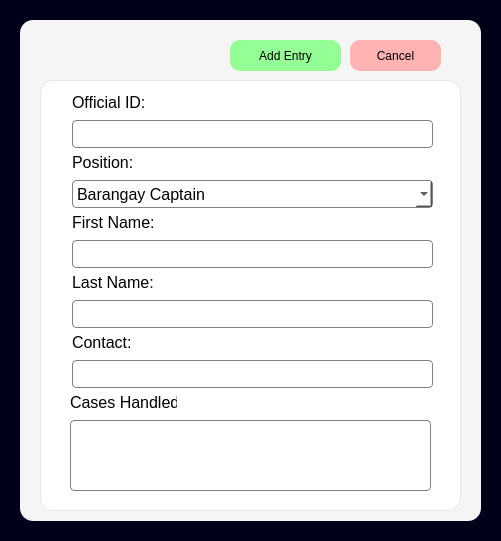
Old version of the form uifiles/addofficialui.ui in the repository mustafamclngn/CCC151-ComplaSys.
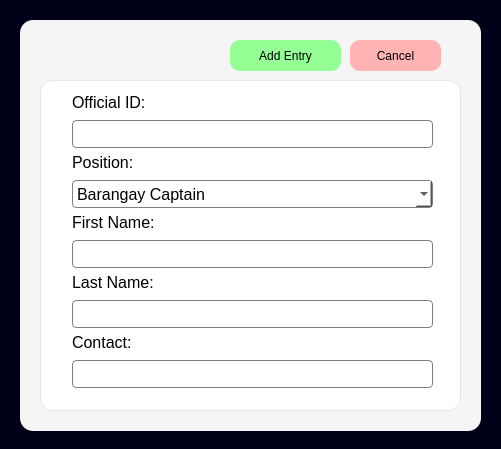
New version of the form. Icons and pictures are not drawn.

```diff
--- a/uifiles/addofficialui.ui
+++ b/uifiles/addofficialui.ui
@@ -7,7 +7,7 @@
     <x>0</x>
     <y>0</y>
     <width>501</width>
-    <height>541</height>
+    <height>449</height>
    </rect>
   </property>
   <property name="windowTitle">
@@ -22,7 +22,7 @@
      <x>20</x>
      <y>20</y>
      <width>461</width>
-     <height>501</height>
+     <height>411</height>
     </rect>
    </property>
    <property name="styleSheet">
@@ -41,7 +41,7 @@
       <x>20</x>
       <y>60</y>
       <width>421</width>
-      <height>431</height>
+      <height>331</height>
      </rect>
     </property>
     <property name="styleSheet">
@@ -295,49 +295,6 @@
       <string>Position:</string>
      </property>
     </widget>
-    <widget class="QLabel" name="label_address_3">
-     <property name="geometry">
-      <rect>
-       <x>30</x>
-       <y>310</y>
-       <width>107</width>
-       <height>24</height>
-      </rect>
-     </property>
-     <property name="font">
-      <font>
-       <pointsize>12</pointsize>
-      </font>
-     </property>
-     <property name="styleSheet">
-      <string notr="true">border: 0px</string>
-     </property>
-     <property name="text">
-      <string>Cases Handled:</string>
-     </property>
-    </widget>
-    <widget class="QTextEdit" name="addofficial_caseshandled_input">
-     <property name="geometry">
-      <rect>
-       <x>30</x>
-       <y>340</y>
-       <width>361</width>
-       <height>71</height>
-      </rect>
-     </property>
-     <property name="styleSheet">
-      <string notr="true">background-color: white;
-border: 1px solid grey;
-border-radius: 4px;</string>
-     </property>
-     <property name="html">
-      <string>&lt;!DOCTYPE HTML PUBLIC &quot;-//W3C//DTD HTML 4.0//EN&quot; &quot;http://www.w3.org/TR/REC-html40/strict.dtd&quot;&gt;
-&lt;html&gt;&lt;head&gt;&lt;meta name=&quot;qrichtext&quot; content=&quot;1&quot; /&gt;&lt;style type=&quot;text/css&quot;&gt;
-p, li { white-space: pre-wrap; }
-&lt;/style&gt;&lt;/head&gt;&lt;body style=&quot; font-family:'MS Shell Dlg 2'; font-size:8.25pt; font-weight:400; font-style:normal;&quot;&gt;
-&lt;p style=&quot;-qt-paragraph-type:empty; margin-top:0px; margin-bottom:0px; margin-left:0px; margin-right:0px; -qt-block-indent:0; text-indent:0px;&quot;&gt;&lt;br /&gt;&lt;/p&gt;&lt;/body&gt;&lt;/html&gt;</string>
-     </property>
-    </widget>
    </widget>
    <widget class="QPushButton" name="addofficial_addentry_button">
     <property name="geometry">
```
